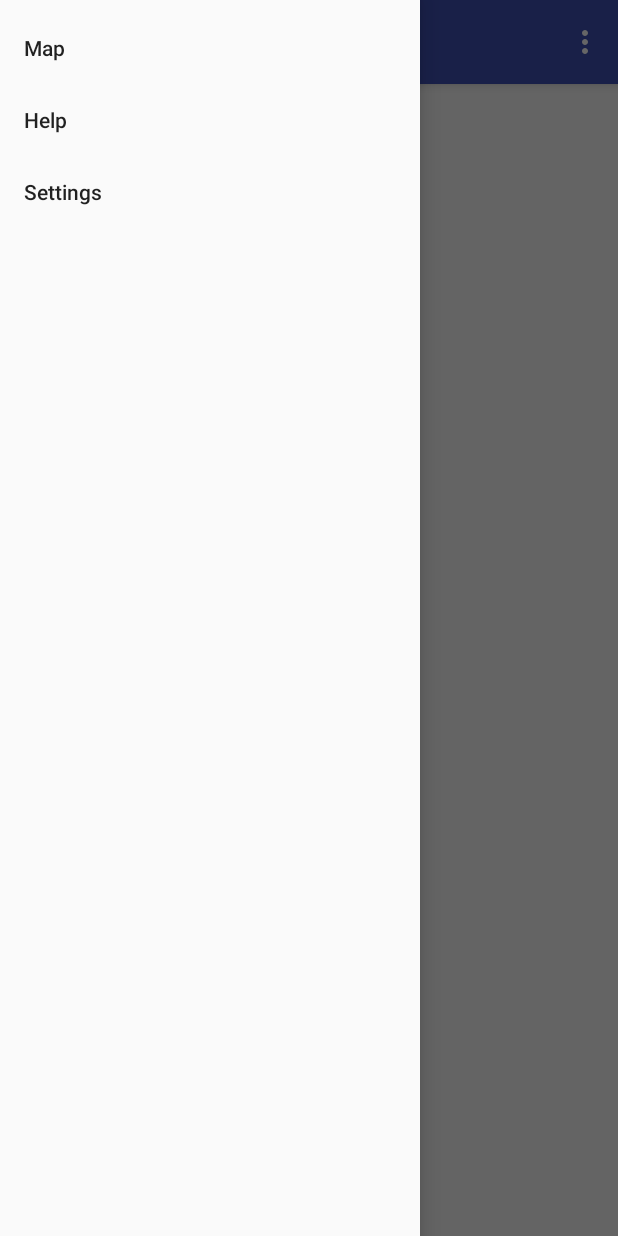
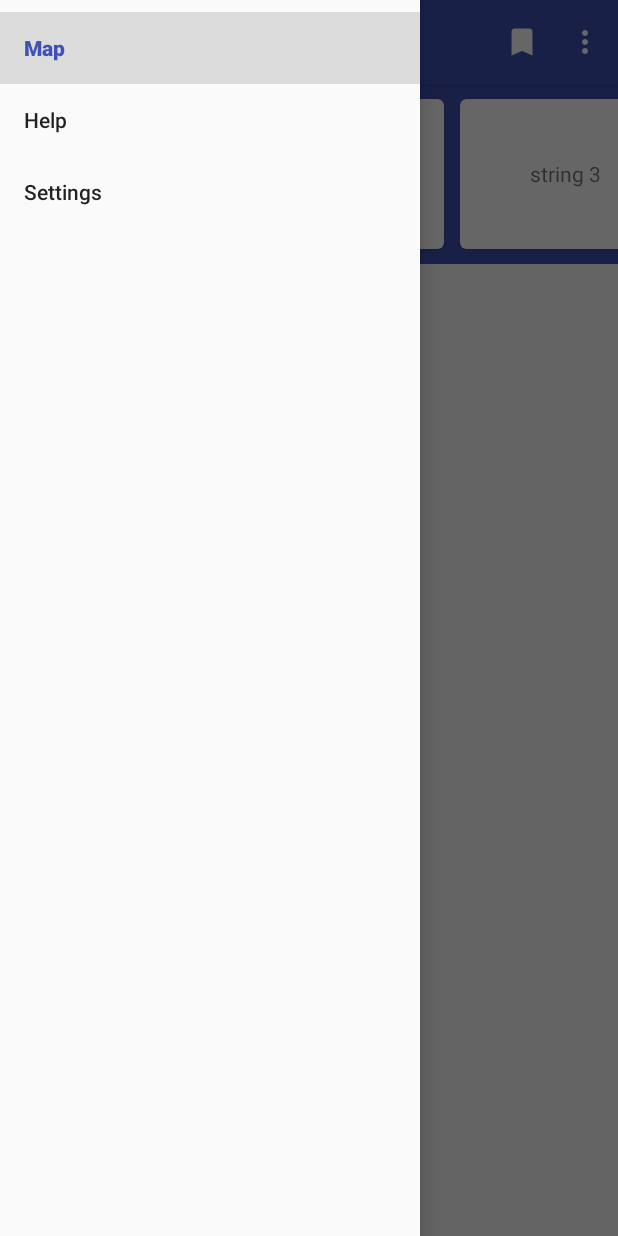
Before and after one commit to alancrossaeq/Weather, an Android app: the screen it shows after launch (MainActivity), with the side drawer open, on a phone screen of 412 x 824 dp. Run offline under Robolectric (Android 15) with nearby library versions, the phone set to English and light mode, and no system bars.

Commit message:
favourites fragment with recycler view and card placeholders

```diff
--- /dev/null
+++ b/app/src/main/java/ca/aequilibrium/weather/FavouritesAdapter.java
@@ -0,0 +1,55 @@
+package ca.aequilibrium.weather;
+
+import android.support.v7.widget.CardView;
+import android.support.v7.widget.RecyclerView;
+import android.view.LayoutInflater;
+import android.view.ViewGroup;
+import android.widget.TextView;
+
+import java.util.ArrayList;
+import java.util.List;
+
+public class FavouritesAdapter extends RecyclerView.Adapter<RecyclerView.ViewHolder> {
+    private List<String> mDataset;
+
+    // Provide a reference to the views for each data item
+    // Complex data items may need more than one view per item, and
+    // you provide access to all the views for a data item in a view holder
+    public static class FavouriteViewHolder extends RecyclerView.ViewHolder {
+        // each data item is just a string in this case
+        public TextView mTextView;
+        public FavouriteViewHolder(CardView v) {
+            super(v);
+            mTextView = v.findViewById(R.id.tv_text);
+        }
+    }
+
+    // Provide a suitable constructor (depends on the kind of dataset)
+    public FavouritesAdapter(List<String> data) {
+        mDataset = data;
+    }
+
+    // Create new views (invoked by the layout manager)
+    @Override
+    public RecyclerView.ViewHolder onCreateViewHolder(ViewGroup parent, int viewType) {
+        // create a new view
+        CardView v = (CardView) LayoutInflater.from(parent.getContext()).inflate(R.layout.item_favourite, parent, false);
+
+        FavouriteViewHolder vh = new FavouriteViewHolder(v);
+        return vh;
+    }
+
+    // Replace the contents of a view (invoked by the layout manager)
+    @Override
+    public void onBindViewHolder(RecyclerView.ViewHolder holder, int position) {
+        FavouriteViewHolder favouriteViewHolder = (FavouriteViewHolder) holder;
+        favouriteViewHolder.mTextView.setText(mDataset.get(position));
+
+    }
+
+    // Return the size of your dataset (invoked by the layout manager)
+    @Override
+    public int getItemCount() {
+        return mDataset.size();
+    }
+}
--- /dev/null
+++ b/app/src/main/java/ca/aequilibrium/weather/FavouritesFragment.java
@@ -0,0 +1,145 @@
+package ca.aequilibrium.weather;
+
+import android.content.Context;
+import android.net.Uri;
+import android.opengl.Visibility;
+import android.os.Bundle;
+import android.support.v4.app.Fragment;
+import android.support.v7.widget.LinearLayoutManager;
+import android.support.v7.widget.RecyclerView;
+import android.view.LayoutInflater;
+import android.view.View;
+import android.view.ViewGroup;
+import android.view.ViewTreeObserver;
+
+import java.util.ArrayList;
+import java.util.List;
+
+public class FavouritesFragment extends Fragment {
+    // TODO: Rename parameter arguments, choose names that match
+    // the fragment initialization parameters, e.g. ARG_ITEM_NUMBER
+    private static final String ARG_PARAM1 = "param1";
+    private static final String ARG_PARAM2 = "param2";
+
+    // TODO: Rename and change types of parameters
+    private String mParam1;
+    private String mParam2;
+
+    private boolean viewHidden = false;
+
+    private RecyclerView mRecyclerView;
+    private RecyclerView.Adapter mAdapter;
+    private RecyclerView.LayoutManager mLayoutManager;
+
+    private FavouritesListener mListener;
+
+    public FavouritesFragment() {
+        // Required empty public constructor
+    }
+
+    /**
+     * Use this factory method to create a new instance of
+     * this fragment using the provided parameters.
+     *
+     * @param param1 Parameter 1.
+     * @param param2 Parameter 2.
+     * @return A new instance of fragment FavouritesFragment.
+     */
+    // TODO: Rename and change types and number of parameters
+    public static FavouritesFragment newInstance(String param1, String param2) {
+        FavouritesFragment fragment = new FavouritesFragment();
+        Bundle args = new Bundle();
+        args.putString(ARG_PARAM1, param1);
+        args.putString(ARG_PARAM2, param2);
+        fragment.setArguments(args);
+        return fragment;
+    }
+
+    @Override
+    public void onCreate(Bundle savedInstanceState) {
+        super.onCreate(savedInstanceState);
+        if (getArguments() != null) {
+            mParam1 = getArguments().getString(ARG_PARAM1);
+            mParam2 = getArguments().getString(ARG_PARAM2);
+        }
+    }
+
+    @Override
+    public View onCreateView(LayoutInflater inflater, ViewGroup container,
+                             Bundle savedInstanceState) {
+        // Inflate the layout for this fragment
+        View view = inflater.inflate(R.layout.fragment_favourites, container, false);
+
+        mRecyclerView = (RecyclerView) view.findViewById(R.id.recycler_view_favourites);
+
+        // use this setting to improve performance if you know that changes
+        // in content do not change the layout size of the RecyclerView
+        mRecyclerView.setHasFixedSize(true);
+
+        // use a linear layout manager
+        mLayoutManager = new LinearLayoutManager(getActivity(), LinearLayoutManager.HORIZONTAL, false);
+        mRecyclerView.setLayoutManager(mLayoutManager);
+
+        // specify an adapter (see also next example)
+        List<String> data = new ArrayList<>();
+        data.add("string 1");
+        data.add("string 2");
+        data.add("string 3");
+        mAdapter = new FavouritesAdapter(data);
+        mRecyclerView.setAdapter(mAdapter);
+
+        mRecyclerView.setTag(mRecyclerView.getVisibility());
+        mRecyclerView.getViewTreeObserver().addOnGlobalLayoutListener(new ViewTreeObserver.OnGlobalLayoutListener() {
+            @Override
+            public void onGlobalLayout() {
+                if (!viewHidden && mRecyclerView.getVisibility() == View.INVISIBLE || mRecyclerView.getVisibility() == View.GONE || mRecyclerView.getHeight() == 0) {
+                    mListener.onFavouritestHidden();
+                }
+            }
+        });
+
+        return view;
+    }
+
+    @Override
+    public void onAttach(Context context) {
+        super.onAttach(context);
+        if (getParentFragment() instanceof FavouritesListener) {
+            mListener = (FavouritesListener) getParentFragment();
+        } else if (context instanceof FavouritesListener) {
+            mListener = (FavouritesListener) context;
+        } else {
+            throw new RuntimeException(context.toString()
+                    + " must implement FavouritesListener");
+        }
+    }
+
+
+//    @Override
+//    public void onAttach(Context context) {
+//        super.onAttach(context);
+//    }
+//
+//    @Override
+//    public void onAttachFragment(Fragment childFragment) {
+//        super.onAttachFragment(childFragment);
+//    }
+
+    @Override
+    public void onDetach() {
+        super.onDetach();
+        mListener = null;
+    }
+
+    public interface FavouritesListener {
+        void onFavouritestHidden();
+    }
+//
+//    public void show() {
+//        View parentView = (View) mRecyclerView.getParent();
+//        parentView.setVisibility(View.VISIBLE);
+//        ViewGroup.LayoutParams params = mRecyclerView.getLayoutParams();
+//        params.height = ViewGroup.LayoutParams.WRAP_CONTENT;
+//        parentView.setLayoutParams(params);
+//    }
+}
--- a/app/src/main/java/ca/aequilibrium/weather/MainActivity.java
+++ b/app/src/main/java/ca/aequilibrium/weather/MainActivity.java
@@ -15,9 +15,15 @@ import android.view.View;
 import android.view.Menu;
 import android.view.MenuItem;
 
-public class MainActivity extends AppCompatActivity {
+public class MainActivity extends AppCompatActivity implements MapAndFavouritesFragment.MapAndFavouritesListener {
 
     private DrawerLayout mDrawerLayout;
+    private boolean favouritesHidden = false;
+    private boolean showingMap = true;
+    private MenuItem currentSelectedMenuItem;
+
+    private MapAndFavouritesFragment mapAndFavouritesFragment;
+    private Fragment currentFragment;
 
     @Override
     protected void onCreate(Bundle savedInstanceState) {
@@ -42,12 +48,19 @@ public class MainActivity extends AppCompatActivity {
 
         NavigationView navigationView = findViewById(R.id.nav_view);
         setupDrawerContent(navigationView);
+        MenuItem firstItem = navigationView.getMenu().getItem(0);
+        firstItem.setChecked(true);
+        selectDrawerItem(firstItem);
     }
 
     @Override
     public boolean onCreateOptionsMenu(Menu menu) {
         // Inflate the menu; this adds items to the action bar if it is present.
         getMenuInflater().inflate(R.menu.menu_main, menu);
+
+        MenuItem favouritesButton = menu.findItem(R.id.action_favourites);
+        favouritesButton.setVisible(!favouritesHidden);
+
         return true;
     }
 
@@ -62,6 +75,9 @@ public class MainActivity extends AppCompatActivity {
                 return true;
             case android.R.id.home:
                 mDrawerLayout.openDrawer(GravityCompat.START);
+                return true;
+            case R.id.action_favourites:
+                mapAndFavouritesFragment.showFavourites();
                 return true;
         }
         return super.onOptionsItemSelected(item);
@@ -80,26 +96,23 @@ public class MainActivity extends AppCompatActivity {
 
     public void selectDrawerItem(MenuItem menuItem) {
         // Create a new fragment and specify the fragment to show based on nav item clicked
-        Fragment fragment = null;
-        Class fragmentClass;
+        Fragment fragment;
+        if (menuItem == currentSelectedMenuItem) {
+            return;
+        }
+        currentSelectedMenuItem = menuItem;
         switch(menuItem.getItemId()) {
             case R.id.nav_map:
-                fragmentClass = MapAndFavouritesFragment.class;
+                showingMap = true;
+                mapAndFavouritesFragment = mapAndFavouritesFragment == null ? MapAndFavouritesFragment.newInstance(null, null) : mapAndFavouritesFragment;
+                fragment = mapAndFavouritesFragment;
                 break;
             case R.id.nav_help:
-                fragmentClass = HelpFragment.class;
-                break;
-            case R.id.nav_settings:
-                fragmentClass = SettingsFragment.class;
+                fragment = HelpFragment.newInstance(null, null);
                 break;
             default:
-                fragmentClass = MapAndFavouritesFragment.class;
-        }
-
-        try {
-            fragment = (Fragment) fragmentClass.newInstance();
-        } catch (Exception e) {
-            e.printStackTrace();
+                fragment = SettingsFragment.newInstance(null, null);
+                break;
         }
 
         // Insert the fragment by replacing any existing fragment
@@ -113,4 +126,10 @@ public class MainActivity extends AppCompatActivity {
         // Close the navigation drawer
         mDrawerLayout.closeDrawers();
     }
+
+    @Override
+    public void onFavouritesHidden() {
+        favouritesHidden = true;
+        invalidateOptionsMenu();
+    }
 }
--- a/app/src/main/java/ca/aequilibrium/weather/MapAndFavouritesFragment.java
+++ b/app/src/main/java/ca/aequilibrium/weather/MapAndFavouritesFragment.java
@@ -2,14 +2,18 @@ package ca.aequilibrium.weather;
 
 import android.content.Context;
 import android.net.Uri;
+import android.os.Build;
 import android.os.Bundle;
+import android.support.design.widget.CoordinatorLayout;
 import android.support.v4.app.Fragment;
 import android.support.v4.app.FragmentManager;
+import android.support.v7.app.AppCompatActivity;
+import android.util.AttributeSet;
 import android.view.LayoutInflater;
 import android.view.View;
 import android.view.ViewGroup;
 
-public class MapAndFavouritesFragment extends Fragment {
+public class MapAndFavouritesFragment extends Fragment implements FavouritesFragment.FavouritesListener {
     // TODO: Rename parameter arguments, choose names that match
     // the fragment initialization parameters, e.g. ARG_ITEM_NUMBER
     private static final String ARG_PARAM1 = "param1";
@@ -19,9 +23,11 @@ public class MapAndFavouritesFragment extends Fragment {
     private String mParam1;
     private String mParam2;
 
+    private FavouritesFragment favouritesFragment;
+    private View favouritesContainer;
     private MapFragment mapFragment;
 
-//    private OnFragmentInteractionListener mListener;
+    private MapAndFavouritesListener mListener;
 
     public MapAndFavouritesFragment() {
         // Required empty public constructor
@@ -55,15 +61,24 @@ public class MapAndFavouritesFragment extends Fragment {
 
         mapFragment = MapFragment.newInstance(null, null);
         FragmentManager fragmentManager = getChildFragmentManager();
-        fragmentManager.beginTransaction().replace(R.id.map_content, mapFragment).commit();
+        fragmentManager.beginTransaction().add(R.id.map_container, mapFragment).commit();
 
+        favouritesFragment = FavouritesFragment.newInstance(null, null);
+        fragmentManager.beginTransaction().add(R.id.favourites_container, favouritesFragment).commit();
     }
 
     @Override
     public View onCreateView(LayoutInflater inflater, ViewGroup container,
                              Bundle savedInstanceState) {
         // Inflate the layout for this fragment
-        return inflater.inflate(R.layout.fragment_map_and_favourites, container, false);
+        View view = inflater.inflate(R.layout.fragment_map_and_favourites, container, false);
+
+        favouritesContainer = view.findViewById(R.id.favourites_container);
+        if (android.os.Build.VERSION.SDK_INT >= Build.VERSION_CODES.LOLLIPOP) {
+            favouritesContainer.setElevation(((AppCompatActivity) getActivity()).getSupportActionBar().getElevation());
+        }
+
+        return view;
     }
 
     // TODO: Rename method, update argument and hook method into UI event
@@ -73,35 +88,36 @@ public class MapAndFavouritesFragment extends Fragment {
 //        }
 //    }
 
-//    @Override
-//    public void onAttach(Context context) {
-//        super.onAttach(context);
-//        if (context instanceof OnFragmentInteractionListener) {
-//            mListener = (OnFragmentInteractionListener) context;
-//        } else {
-//            throw new RuntimeException(context.toString()
-//                    + " must implement OnFragmentInteractionListener");
-//        }
-//    }
+    @Override
+    public void onAttach(Context context) {
+        super.onAttach(context);
+        if (getParentFragment() instanceof MapAndFavouritesListener) {
+            mListener = (MapAndFavouritesListener) getParentFragment();
+        } else if (context instanceof MapAndFavouritesListener) {
+            mListener = (MapAndFavouritesListener) context;
+        } else {
+            throw new RuntimeException(context.toString()
+                    + " must implement MapAndFavouritesListener");
+        }
+    }
 
     @Override
     public void onDetach() {
         super.onDetach();
-//        mListener = null;
+        mListener = null;
     }
 
-    /**
-     * This interface must be implemented by activities that contain this
-     * fragment to allow an interaction in this fragment to be communicated
-     * to the activity and potentially other fragments contained in that
-     * activity.
-     * <p>
-     * See the Android Training lesson <a href=
-     * "http://developer.android.com/training/basics/fragments/communicating.html"
-     * >Communicating with Other Fragments</a> for more information.
-     */
-//    public interface OnFragmentInteractionListener {
-//        // TODO: Update argument type and name
-//        void onFragmentInteraction(Uri uri);
-//    }
+    public interface MapAndFavouritesListener {
+        void onFavouritesHidden();
+    }
+
+    public void showFavourites() {
+//        favouritesFragment.show();
+        favouritesContainer.setVisibility(View.VISIBLE);
+    }
+
+    @Override
+    public void onFavouritestHidden() {
+        mListener.onFavouritesHidden();
+    }
 }
--- /dev/null
+++ b/app/src/main/java/ca/aequilibrium/weather/ShowHideBehaviour.java
@@ -0,0 +1,74 @@
+package ca.aequilibrium.weather;
+
+import android.content.Context;
+import android.support.design.widget.CoordinatorLayout;
+import android.support.v7.app.AppCompatActivity;
+import android.util.AttributeSet;
+import android.view.MotionEvent;
+import android.view.View;
+
+public class ShowHideBehaviour extends CoordinatorLayout.Behavior<View> {
+
+    private final static String TAG = "CustomBehavior";
+
+    private View child, dependency;
+
+//    public ShowHideBehaviour() {}
+
+    public ShowHideBehaviour(Context context, AttributeSet attrs) {
+        super(context, attrs);
+    }
+
+    @Override
+    public boolean layoutDependsOn(CoordinatorLayout parent, View child, View dependency) {
+        this.child = child;
+        this.dependency = dependency;
+        return dependency instanceof View;
+    }
+
+//    @Override
+//    public boolean onDependentViewChanged(CoordinatorLayout parent, View child, View dependency) {
+////            int[] dependencyLocation = new int[2];
+////            int[] childLocation = new int[2];
+////
+////            dependency.getLocationInWindow(dependencyLocation);
+////            child.getLocationInWindow(childLocation);
+////
+////            float diff = childLocation[1] - dependencyLocation[1];
+////            if(diff > 0) {
+////                float scale = diff/(float)childLocation[1];
+////                Log.d(TAG, "scale == " + scale);
+////                child.setScaleX(1+scale);
+////                child.setScaleY(1+scale);
+////            }
+////            return false;
+//
+//        child.setVisibility(View.INVISIBLE);
+//        return false;
+//    }
+
+    @Override
+    public boolean onInterceptTouchEvent(CoordinatorLayout parent, View child, MotionEvent ev) {
+        System.out.println("here");
+        if (ev.getAction() == MotionEvent.ACTION_DOWN) {
+//            dependency.setVisibility(View.GONE);
+//            dependencyBarButton.setVisibility(View.INVISIBLE);
+        }
+//        return super.onInterceptTouchEvent(parent, child, ev);
+        return false;
+    }
+
+//    @Override
+//    public boolean onTouchEvent(CoordinatorLayout parent, View child, MotionEvent ev) {
+//        if (child == dependency) {
+//            this.child.setVisibility(View.INVISIBLE);
+//        }
+//        return super.onTouchEvent(parent, child, ev);
+//    }
+
+    //    @Override
+//    public boolean onTouchEvent(CoordinatorLayout parent, View child, MotionEvent ev) {
+//        System.out.println("here");
+//        return super.onTouchEvent(parent, child, ev);
+//    }
+}
--- /dev/null
+++ b/app/src/main/res/drawable/ic_favourite.xml
@@ -0,0 +1,13 @@
+<?xml version="1.0" encoding="utf-8"?>
+<vector xmlns:android="http://schemas.android.com/apk/res/android"
+    android:width="24dp"
+    android:height="24dp"
+    android:viewportWidth="24"
+    android:viewportHeight="24">
+
+    <path
+        android:fillColor="#FFFFFF"
+        android:pathData="M17 3H7c-1.1 0-1.99 0.9 -1.99 2L5 21l7-3 7 3V5c0-1.1-0.9-2-2-2z" />
+    <path
+        android:pathData="M0 0h24v24H0z" />
+</vector>
--- /dev/null
+++ b/app/src/main/res/layout/item_favourite.xml
@@ -0,0 +1,44 @@
+<?xml version="1.0" encoding="utf-8"?>
+<!--<android.support.constraint.ConstraintLayout-->
+<!--xmlns:android="http://schemas.android.com/apk/res/android" android:layout_width="match_parent"-->
+<!--android:layout_height="match_parent">-->
+
+<!--</android.support.constraint.ConstraintLayout>-->
+
+<!--<LinearLayout xmlns:android="http://schemas.android.com/apk/res/android"-->
+    <!--xmlns:tools="http://schemas.android.com/tools"-->
+    <!--xmlns:card_view="http://schemas.android.com/apk/res-auto">-->
+
+    <!--&lt;!&ndash; A CardView that contains a TextView &ndash;&gt;-->
+    <!--<android.support.v7.widget.CardView-->
+        <!--xmlns:card_view="http://schemas.android.com/apk/res-auto"-->
+        <!--android:id="@+id/card_view"-->
+        <!--android:layout_gravity="center"-->
+        <!--android:layout_width="200dp"-->
+        <!--android:layout_height="200dp"-->
+        <!--card_view:cardCornerRadius="4dp">-->
+    <!---->
+    <!--<TextView-->
+        <!--android:id="@+id/info_text"-->
+        <!--android:layout_width="match_parent"-->
+        <!--android:layout_height="match_parent" />-->
+    <!--</android.support.v7.widget.CardView>-->
+<!--</LinearLayout>-->
+
+<android.support.v7.widget.CardView xmlns:android="http://schemas.android.com/apk/res/android"
+    xmlns:tools="http://schemas.android.com/tools"
+    xmlns:card_view="http://schemas.android.com/apk/res-auto"
+    android:layout_height="100dp"
+    android:layout_width="140dp"
+    android:layout_marginBottom="10dp"
+    android:layout_marginTop="10dp"
+    android:layout_marginLeft="5dp"
+    android:layout_marginRight="5dp"
+    card_view:cardCornerRadius="4dp">
+
+    <TextView
+        android:gravity="center"
+        android:id="@+id/tv_text"
+        android:layout_width="match_parent"
+        android:layout_height="match_parent" />
+</android.support.v7.widget.CardView>
--- a/app/src/main/res/menu/menu_main.xml
+++ b/app/src/main/res/menu/menu_main.xml
@@ -3,8 +3,14 @@
     xmlns:tools="http://schemas.android.com/tools"
     tools:context="ca.aequilibrium.weather.MainActivity">
     <item
+        android:id="@+id/action_favourites"
+        android:orderInCategory="100"
+        android:title="Search"
+        android:icon="@drawable/ic_favourite"
+        app:showAsAction="always"/>
+    <item
         android:id="@+id/action_settings"
-        android:orderInCategory="100"
+        android:orderInCategory="200"
         android:title="@string/action_settings"
         app:showAsAction="never" />
 </menu>
```
Also changed, not shown: app/build.gradle (+6 -5 lines), app/src/main/res/layout/fragment_favourites.xml (added, +10 -0 lines), app/src/main/res/layout/fragment_map_and_favourites.xml (+12 -10 lines).
